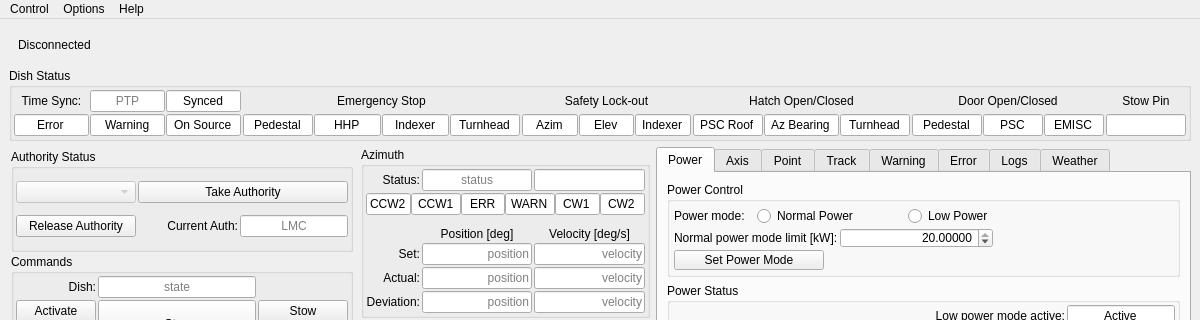
The window that src/ska_mid_disq/ui/dishstructure_mvc.ui (ska-telescope/ska-mid-dish-qualification) describes before a commit, drawn with Qt 5; both pictures show x 0 to 1200 and y 0 to 320 of the 1200 by 760 pixel window.
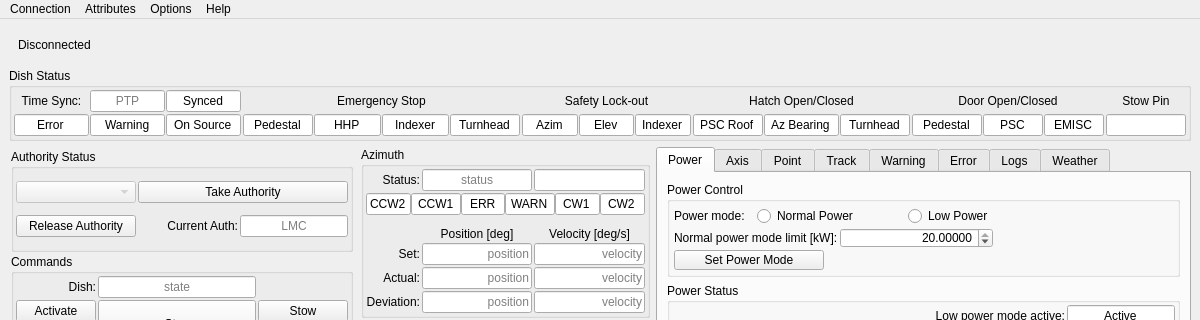
The same window after the commit. Custom widgets are drawn as their Qt base class.

Commit message: WOM-576 Move attribute windows to own menu dropdown

```diff
--- a/src/ska_mid_disq/ui/dishstructure_mvc.ui
+++ b/src/ska_mid_disq/ui/dishstructure_mvc.ui
@@ -10408,7 +10408,7 @@
    </property>
    <widget class="QMenu" name="menuControl">
     <property name="title">
-     <string>Control</string>
+     <string>Connection</string>
     </property>
     <addaction name="action_connect_opcua_server"/>
     <addaction name="action_disconnect_opcua_server"/>
@@ -10431,7 +10431,15 @@
     <addaction name="action_disable_input_limits"/>
     <addaction name="action_enable_input_limits"/>
    </widget>
+   <widget class="QMenu" name="menuAttributes">
+    <property name="title">
+     <string>Attributes</string>
+    </property>
+    <addaction name="action_attribute_display"/>
+    <addaction name="action_close_all_attribute_windows"/>
+   </widget>
    <addaction name="menuControl"/>
+   <addaction name="menuAttributes"/>
    <addaction name="menuOptions"/>
    <addaction name="menuHelp"/>
   </widget>
```
Left out of the diff: 8 changed lines with no effect on the pictures.
